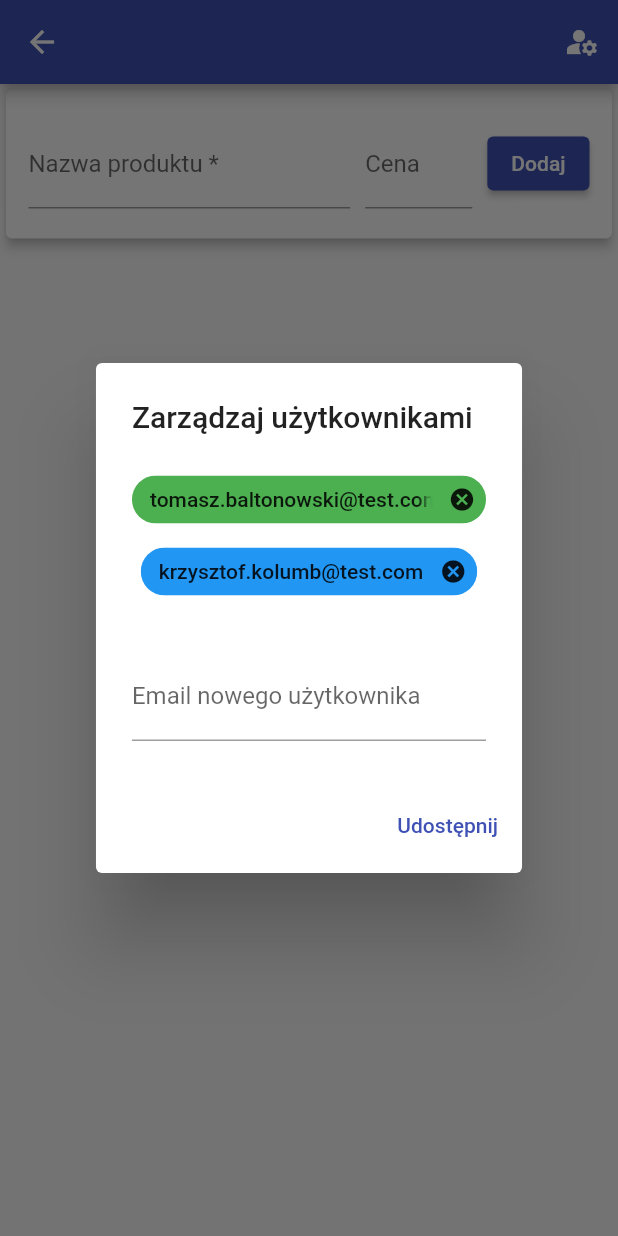
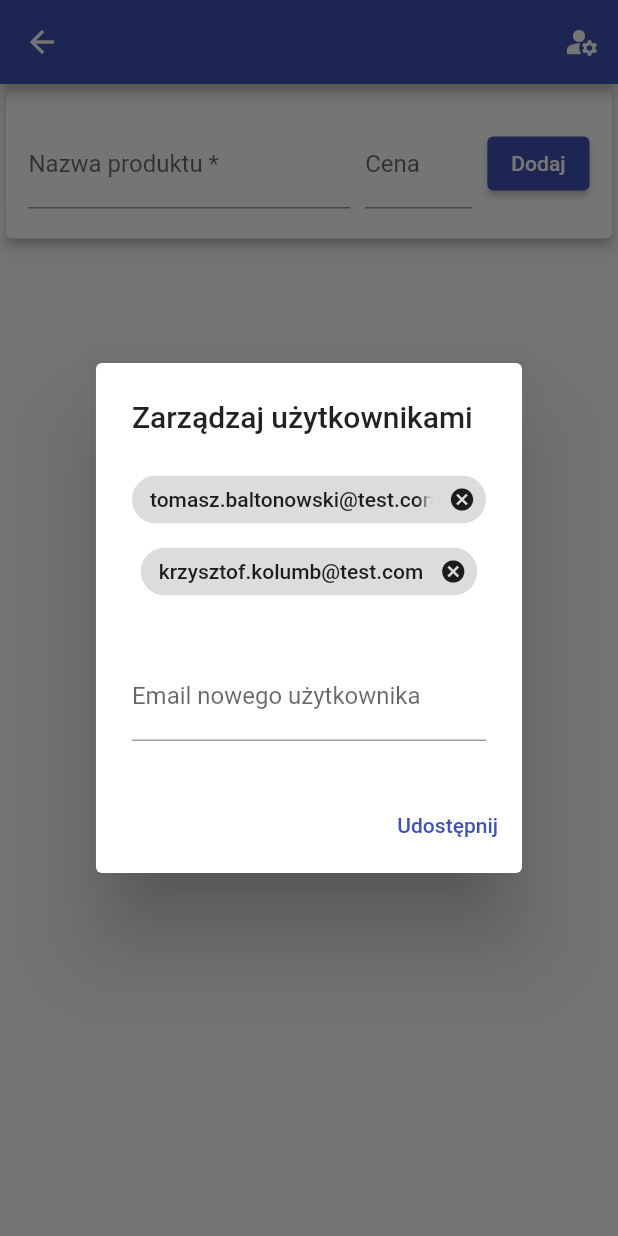
Before and after one commit to p-olszewski/fluttify, a Flutter app: the Details screen opened directly with empty values, after a tap on the "manage accounts" icon, on a phone screen of 412 x 824 dp. Run offline on Flutter 3.47's test engine with Material 2 defaults, Android fonts, the phone set to English and light mode, and no system bars; our stand-ins replace cloud_firestore, firebase_auth, firebase_core, fluttertoast; accounts and stored records are empty.

Commit message:
remove background-color from chips

```diff
--- a/lib/details/details.dart
+++ b/lib/details/details.dart
@@ -52,7 +52,6 @@ class _DetailsState extends State<Details> {
                         children: [
                           Chip(
                             label: const Text('tomasz.baltonowski@test.com'),
-                            backgroundColor: Colors.green,
                             onDeleted: () {
                               Fluttertoast.showToast(
                                 msg: 'Usunięto użytkownika z listy',
@@ -65,7 +64,6 @@ class _DetailsState extends State<Details> {
                           ),
                           Chip(
                             label: const Text('krzysztof.kolumb@test.com'),
-                            backgroundColor: Colors.blue,
                             onDeleted: () {
                               Fluttertoast.showToast(
                                 msg: 'Usunięto użytkownika z listy',
```
